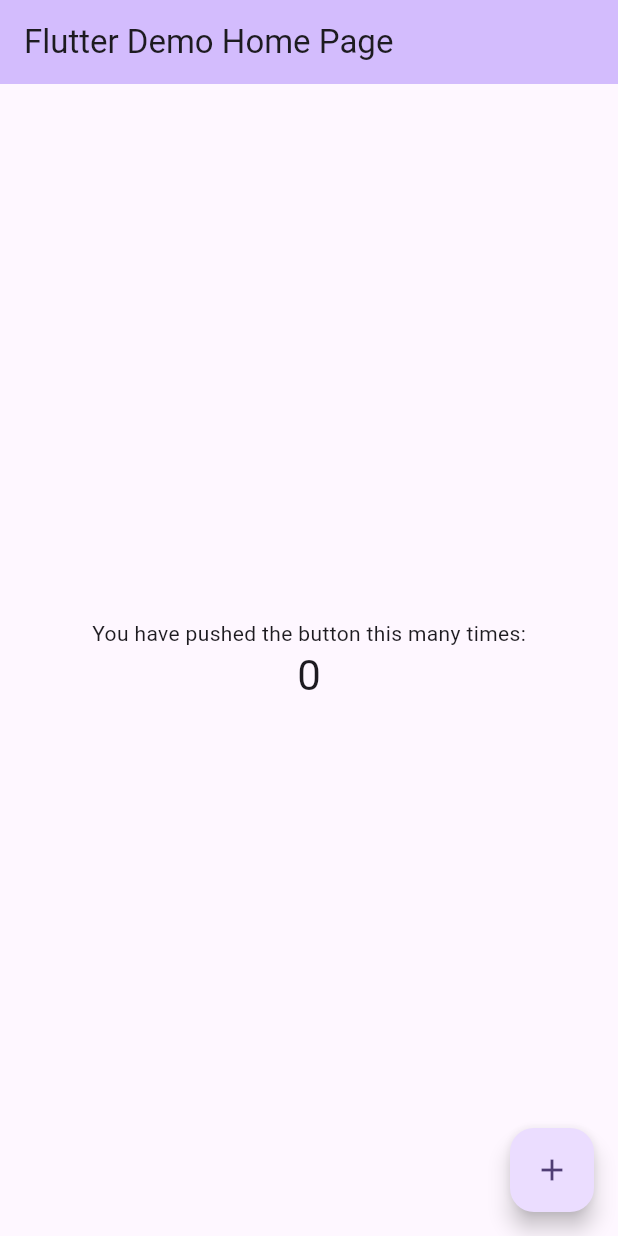
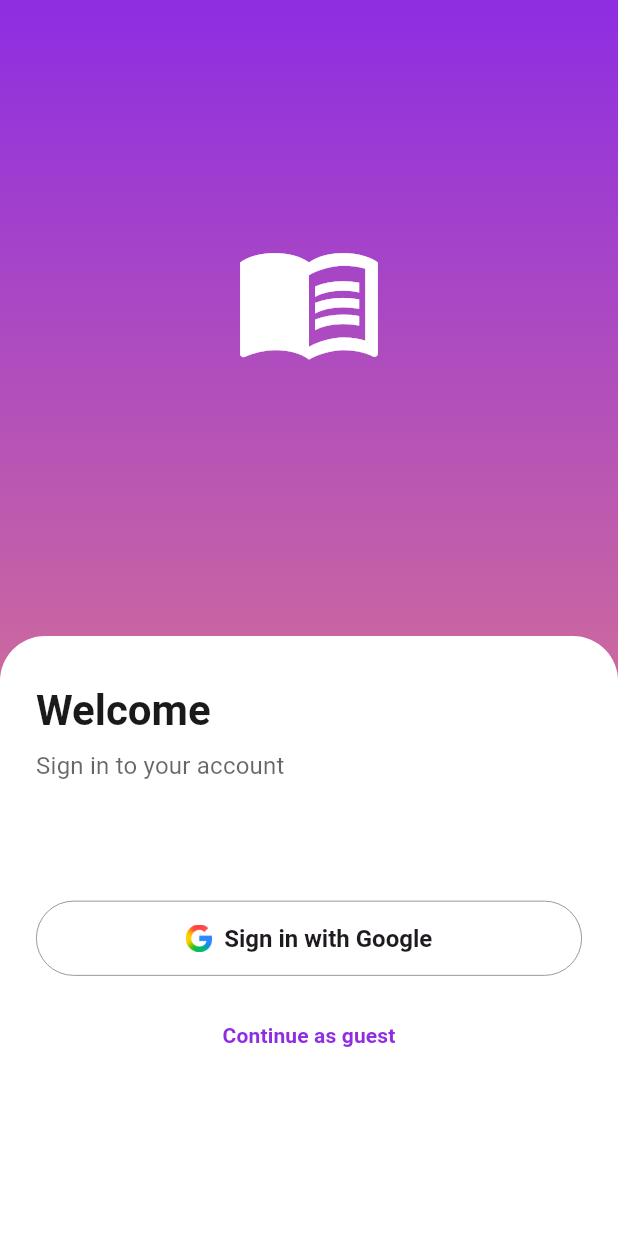
Before and after one commit to sunmorphy/NewsFlow, a Flutter app: the screen it shows after launch, on a phone screen of 412 x 824 dp. Run offline on Flutter 3.47's test engine with Material 3 defaults, Android fonts, the phone set to English and light mode, and no system bars; our stand-ins replace dio, firebase_auth, firebase_core, get, google_sign_in, sqflite; accounts and stored records are empty.

Commit message:
[ADD] Login feature

```diff
--- a/lib/main.dart
+++ b/lib/main.dart
@@ -1,122 +1,45 @@
+import 'package:firebase_core/firebase_core.dart';
 import 'package:flutter/material.dart';
+import 'package:flutter/services.dart';
+import 'package:get/get.dart';
+import 'package:newsflow/firebase_options.dart';
 
-void main() {
+import 'modules/auth/controllers/auth_controller.dart';
+import 'routes/app_pages.dart';
+import 'utils/app_theme.dart';
+
+void main() async {
+  WidgetsFlutterBinding.ensureInitialized();
+
+  await Firebase.initializeApp(options: DefaultFirebaseOptions.currentPlatform);
+
+  SystemChrome.setPreferredOrientations([
+    DeviceOrientation.portraitUp,
+    DeviceOrientation.portraitDown,
+  ]);
+
   runApp(const MyApp());
 }
 
 class MyApp extends StatelessWidget {
   const MyApp({super.key});
 
-  // This widget is the root of your application.
   @override
   Widget build(BuildContext context) {
-    return MaterialApp(
-      title: 'Flutter Demo',
-      theme: ThemeData(
-        // This is the theme of your application.
-        //
-        // TRY THIS: Try running your application with "flutter run". You'll see
-        // the application has a purple toolbar. Then, without quitting the app,
-        // try changing the seedColor in the colorScheme below to Colors.green
-        // and then invoke "hot reload" (save your changes or press the "hot
-        // reload" button in a Flutter-supported IDE, or press "r" if you used
-        // the command line to start the app).
-        //
-        // Notice that the counter didn't reset back to zero; the application
-        // state is not lost during the reload. To reset the state, use hot
-        // restart instead.
-        //
-        // This works for code too, not just values: Most code changes can be
-        // tested with just a hot reload.
-        colorScheme: .fromSeed(seedColor: Colors.deepPurple),
-      ),
-      home: const MyHomePage(title: 'Flutter Demo Home Page'),
+    return GetMaterialApp(
+      title: 'Newsflow',
+      debugShowCheckedModeBanner: false,
+      theme: AppTheme.lightTheme,
+      initialRoute: AppPages.INITIAL,
+      getPages: AppPages.routes,
+      initialBinding: InitialBinding(),
     );
   }
 }
 
-class MyHomePage extends StatefulWidget {
-  const MyHomePage({super.key, required this.title});
-
-  // This widget is the home page of your application. It is stateful, meaning
-  // that it has a State object (defined below) that contains fields that affect
-  // how it looks.
-
-  // This class is the configuration for the state. It holds the values (in this
-  // case the title) provided by the parent (in this case the App widget) and
-  // used by the build method of the State. Fields in a Widget subclass are
-  // always marked "final".
-
-  final String title;
-
+class InitialBinding extends Bindings {
   @override
-  State<MyHomePage> createState() => _MyHomePageState();
-}
-
-class _MyHomePageState extends State<MyHomePage> {
-  int _counter = 0;
-
-  void _incrementCounter() {
-    setState(() {
-      // This call to setState tells the Flutter framework that something has
-      // changed in this State, which causes it to rerun the build method below
-      // so that the display can reflect the updated values. If we changed
-      // _counter without calling setState(), then the build method would not be
-      // called again, and so nothing would appear to happen.
-      _counter++;
-    });
-  }
-
-  @override
-  Widget build(BuildContext context) {
-    // This method is rerun every time setState is called, for instance as done
-    // by the _incrementCounter method above.
-    //
-    // The Flutter framework has been optimized to make rerunning build methods
-    // fast, so that you can just rebuild anything that needs updating rather
-    // than having to individually change instances of widgets.
-    return Scaffold(
-      appBar: AppBar(
-        // TRY THIS: Try changing the color here to a specific color (to
-        // Colors.amber, perhaps?) and trigger a hot reload to see the AppBar
-        // change color while the other colors stay the same.
-        backgroundColor: Theme.of(context).colorScheme.inversePrimary,
-        // Here we take the value from the MyHomePage object that was created by
-        // the App.build method, and use it to set our appbar title.
-        title: Text(widget.title),
-      ),
-      body: Center(
-        // Center is a layout widget. It takes a single child and positions it
-        // in the middle of the parent.
-        child: Column(
-          // Column is also a layout widget. It takes a list of children and
-          // arranges them vertically. By default, it sizes itself to fit its
-          // children horizontally, and tries to be as tall as its parent.
-          //
-          // Column has various properties to control how it sizes itself and
-          // how it positions its children. Here we use mainAxisAlignment to
-          // center the children vertically; the main axis here is the vertical
-          // axis because Columns are vertical (the cross axis would be
-          // horizontal).
-          //
-          // TRY THIS: Invoke "debug painting" (choose the "Toggle Debug Paint"
-          // action in the IDE, or press "p" in the console), to see the
-          // wireframe for each widget.
-          mainAxisAlignment: .center,
-          children: [
-            const Text('You have pushed the button this many times:'),
-            Text(
-              '$_counter',
-              style: Theme.of(context).textTheme.headlineMedium,
-            ),
-          ],
-        ),
-      ),
-      floatingActionButton: FloatingActionButton(
-        onPressed: _incrementCounter,
-        tooltip: 'Increment',
-        child: const Icon(Icons.add),
-      ),
-    );
+  void dependencies() {
+    Get.put(AuthController(), permanent: true);
   }
 }
--- /dev/null
+++ b/lib/modules/auth/views/login_view.dart
@@ -0,0 +1,138 @@
+import 'package:flutter/material.dart';
+import 'package:get/get.dart';
+
+import '../controllers/auth_controller.dart';
+
+class LoginView extends GetView<AuthController> {
+  const LoginView({super.key});
+
+  @override
+  Widget build(BuildContext context) {
+    Get.put(AuthController());
+
+    return Scaffold(
+      body: Stack(
+        children: [
+          Container(
+            width: double.infinity,
+            height: double.infinity,
+            decoration: BoxDecoration(
+              gradient: LinearGradient(
+                begin: Alignment.topCenter,
+                end: Alignment.bottomCenter,
+                colors: [
+                  context.theme.colorScheme.primary,
+                  context.theme.colorScheme.secondary,
+                ],
+              ),
+            ),
+          ),
+
+          const Positioned(
+            top: 150,
+            left: 0,
+            right: 0,
+            child: Icon(Icons.menu_book, size: 100, color: Colors.white),
+          ),
+
+          Align(
+            alignment: Alignment.bottomCenter,
+            child: Container(
+              width: double.infinity,
+              height: 400,
+              decoration: BoxDecoration(
+                color: context.theme.scaffoldBackgroundColor,
+                borderRadius: const BorderRadius.only(
+                  topLeft: Radius.circular(30),
+                  topRight: Radius.circular(30),
+                ),
+              ),
+              padding: const EdgeInsets.symmetric(horizontal: 24, vertical: 32),
+              child: Column(
+                crossAxisAlignment: CrossAxisAlignment.start,
+                children: [
+                  Text("Welcome", style: context.textTheme.headlineLarge),
+                  const SizedBox(height: 8),
+                  Text(
+                    "Sign in to your account",
+                    style: context.textTheme.titleMedium?.copyWith(
+                      color: context.theme.hintColor,
+                      fontWeight: FontWeight.normal,
+                    ),
+                  ),
+                  const Spacer(),
+
+                  Obx(
+                    () => controller.isLoading.value
+                        ? const Center(
+                            child: Padding(
+                              padding: EdgeInsets.only(top: 10.0),
+                              child: CircularProgressIndicator(),
+                            ),
+                          )
+                        : Column(
+                            children: [
+                              SizedBox(
+                                width: double.infinity,
+                                height: 50,
+                                child: FilledButton(
+                                  onPressed: () =>
+                                      controller.signInWithGoogle(),
+                                  style: FilledButton.styleFrom(
+                                    backgroundColor: context.theme.cardColor,
+                                    foregroundColor: context
+                                        .theme
+                                        .textTheme
+                                        .bodyLarge
+                                        ?.color,
+                                    side: BorderSide(
+                                      color: context.theme.dividerColor,
+                                      width: 0.5,
+                                    ),
+                                  ),
+                                  child: Row(
+                                    mainAxisSize: MainAxisSize.min,
+                                    children: [
+                                      Image.asset(
+                                        'assets/images/google_logo.png',
+                                        height: 24.0,
+                                      ),
+                                      SizedBox(width: 8.0),
+                                      Text(
+                                        'Sign in with Google',
+                                        style: TextStyle(
+                                          fontWeight: FontWeight.w600,
+                                        ),
+                                      ),
+                                    ],
+                                  ),
+                                ),
+                              ),
+
+                              const SizedBox(height: 16),
+
+                              Center(
+                                child: TextButton(
+                                  onPressed: () => controller.signInAsGuest(),
+                                  child: Text(
+                                    "Continue as guest",
+                                    style: TextStyle(
+                                      color: context.theme.colorScheme.primary,
+                                      fontWeight: FontWeight.w600,
+                                    ),
+                                  ),
+                                ),
+                              ),
+                            ],
+                          ),
+                  ),
+                  const Spacer(),
+                ],
+              ),
+            ),
+          ),
+        ],
+      ),
+    );
+  }
+}
--- /dev/null
+++ b/lib/routes/app_pages.dart
@@ -0,0 +1,13 @@
+import 'package:get/get.dart';
+
+import '../modules/auth/views/login_view.dart';
+
+part 'app_routes.dart';
+
+class AppPages {
+  static const INITIAL = Routes.LOGIN;
+
+  static final routes = [
+    GetPage(name: _Paths.LOGIN, page: () => const LoginView()),
+  ];
+}
--- /dev/null
+++ b/lib/routes/app_routes.dart
@@ -0,0 +1,9 @@
+part of 'app_pages.dart';
+
+abstract class Routes {
+  static const LOGIN = _Paths.LOGIN;
+}
+
+abstract class _Paths {
+  static const LOGIN = '/login';
+}
```
Also changed, not shown: lib/modules/auth/controllers/auth_controller.dart (added, +108 -0 lines), assets/images/google_logo.png (added), lib/firebase_options.dart (added).
